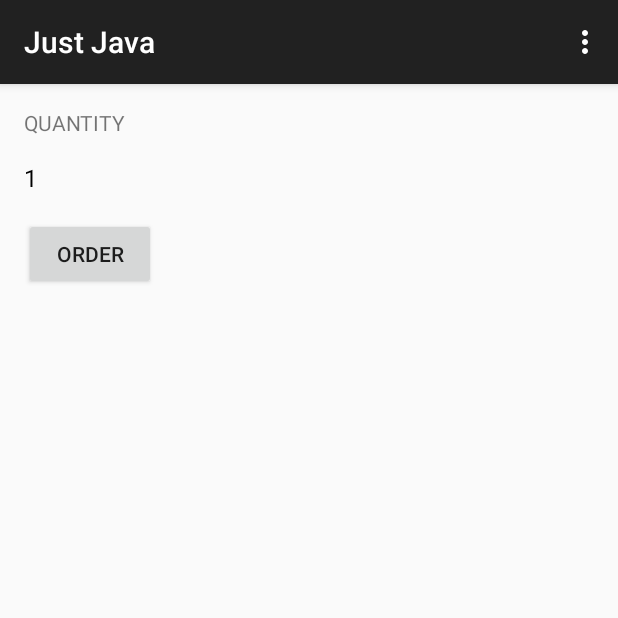
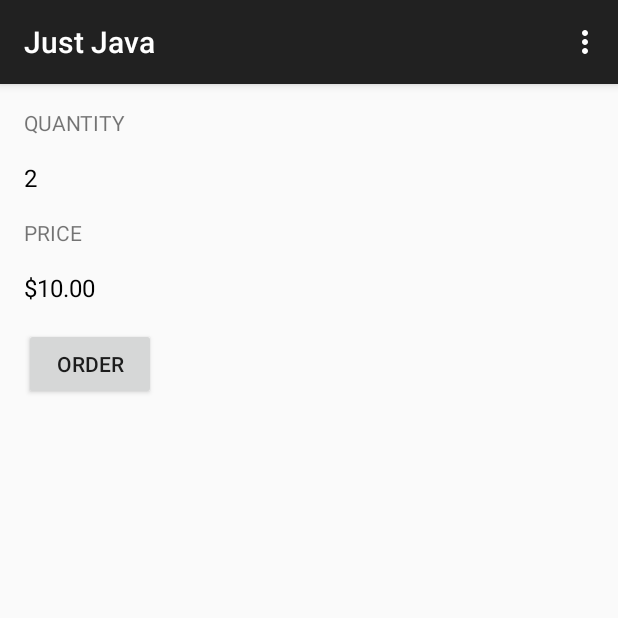
Before and after one commit to letrandat/just-java, an Android app: the screen it shows after launch (MainActivity), after a tap on "ORDER", on a phone screen of 412 x 824 dp, the top half of it. Run offline under Robolectric (Android 15) with nearby library versions, the phone set to English and light mode, and no system bars.

Commit message:
add displayPrice

```diff
--- a/app/src/main/java/com/daynhauhoc/justjava/MainActivity.java
+++ b/app/src/main/java/com/daynhauhoc/justjava/MainActivity.java
@@ -6,6 +6,8 @@ import android.view.Menu;
 import android.view.MenuItem;
 import android.view.View;
 import android.widget.TextView;
+
+import java.text.NumberFormat;
 
 
 public class MainActivity extends AppCompatActivity {
@@ -42,7 +44,8 @@ public class MainActivity extends AppCompatActivity {
      * This method is called when the order button is clicked.
      */
     public void submitOrder(View view) {
-        display(1);
+        display(2);
+        displayPrice(2 * 5);
     }
 
     /**
@@ -53,4 +56,12 @@ public class MainActivity extends AppCompatActivity {
                 R.id.quantity_text_view);
         quantityTextView.setText("" + number);
     }
+
+    /**
+     * This method displays the given price on the screen.
+     */
+    private void displayPrice(int number) {
+        TextView priceTextView = (TextView) findViewById(R.id.price_text_view);
+        priceTextView.setText(NumberFormat.getCurrencyInstance().format(number));
+    }
 }
--- a/app/src/main/res/layout/activity_main.xml
+++ b/app/src/main/res/layout/activity_main.xml
@@ -21,6 +21,22 @@
         android:textColor="@android:color/black"
         android:textSize="16sp" />
 
+    <TextView
+        android:layout_width="wrap_content"
+        android:layout_height="wrap_content"
+        android:padding="16dp"
+        android:text="@string/price_title"
+        android:textAllCaps="true" />
+
+    <TextView
+        android:id="@+id/price_text_view"
+        android:layout_width="wrap_content"
+        android:layout_height="wrap_content"
+        android:paddingLeft="16dp"
+        android:text="@string/price"
+        android:textColor="@android:color/black"
+        android:textSize="16sp" />
+
     <Button
         android:id="@+id/button"
         android:layout_width="wrap_content"
--- a/app/src/main/res/values/strings.xml
+++ b/app/src/main/res/values/strings.xml
@@ -6,4 +6,6 @@
     <string name="quantity_title">Quantity</string>
     <string name="quantity">0</string>
     <string name="button">Order</string>
+    <string name="price_title">Price</string>
+    <string name="price">0</string>
 </resources>
```
